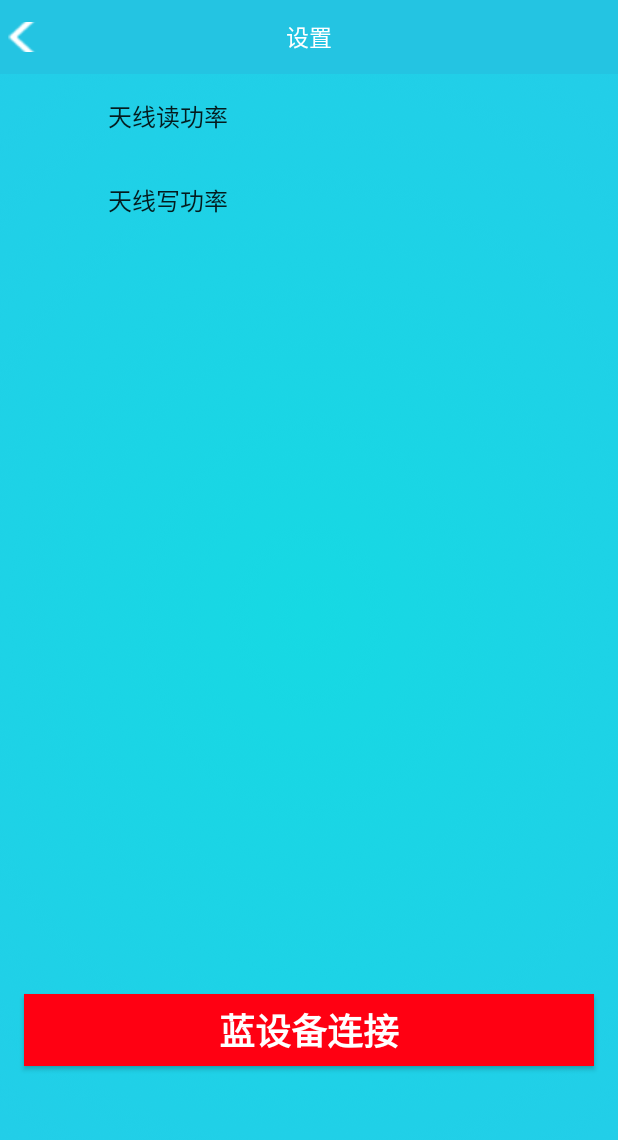
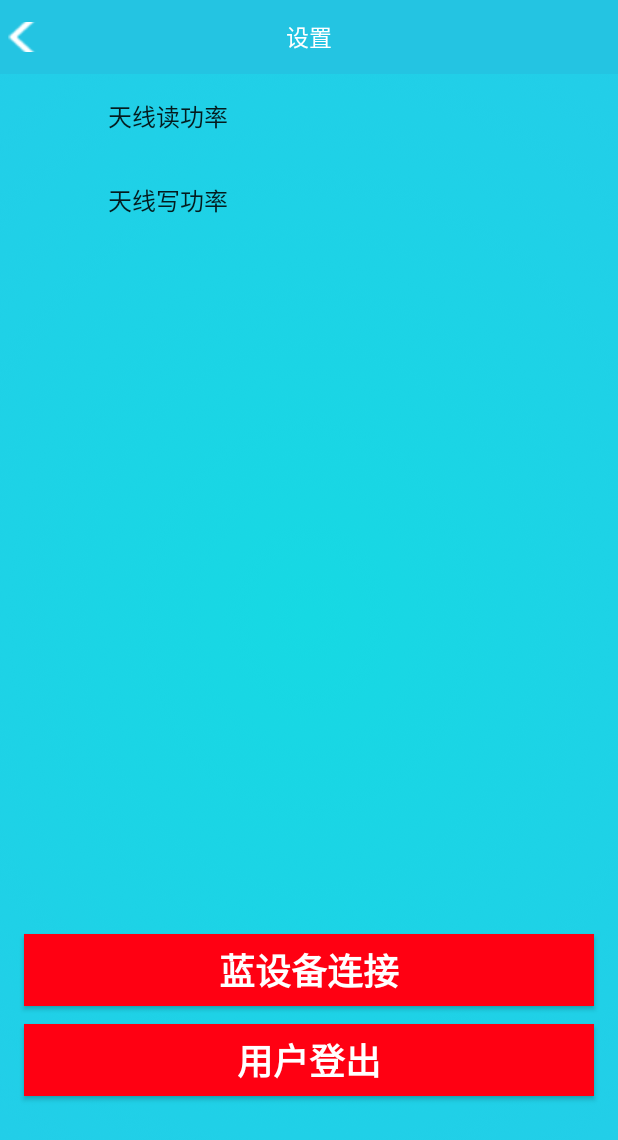
Before and after one commit to epoluodi/RFIDEMCounting, an Android app: the SettingActivity screen opened directly, with no data from a screen before it, on a phone screen of 412 x 824 dp. Shown: the top 1140 px of the screen. Run offline under Robolectric (Android 15) with nearby library versions, the phone set to English and light mode, and no system bars; our stand-ins replace ButterKnife, androidx.preference; libraries missing offline, so code that uses them is left out: com.honeywell.rfidservice; 5 statements that could not run were skipped.

Commit message:
增加用户登出  yxg

```diff
--- a/app/src/main/java/com/honeywell/android/rfidemcounting/MainActivity.java
+++ b/app/src/main/java/com/honeywell/android/rfidemcounting/MainActivity.java
@@ -121,7 +121,7 @@ public class MainActivity extends BaseActivity {
                         break;
                     case 3:
                         Intent intent1 = new Intent(MainActivity.this, SettingActivity.class);
-                        startActivity(intent1);
+                        startActivityForResult(intent1,1);
                         CommonUtil.openNewActivityAnim(MainActivity.this, false);
                         break;
                     case 1:
@@ -207,6 +207,12 @@ public class MainActivity extends BaseActivity {
                 // String path =list.get(0);
                 new importFile().execute(list);
             }
+        }else if (resultCode ==1)
+        {
+            //退出登录
+            Intent intent=new Intent(MainActivity.this,LoginActivity.class);
+            startActivity(intent);
+            finish();
         }
     }
 }
--- a/app/src/main/java/com/honeywell/android/rfidemcounting/SettingActivity.java
+++ b/app/src/main/java/com/honeywell/android/rfidemcounting/SettingActivity.java
@@ -28,6 +28,10 @@ public class SettingActivity extends BaseActivity{
 
     @BindView(R.id.btBtn)
     public Button btBtn;
+
+    @BindView(R.id.btBtnExit)
+    public Button btnExit;
+
 //    @BindView(R.id.comBtn)
 //    public Button comBtn;
     private RfidManager mRfidMgr;
@@ -57,6 +61,14 @@ public class SettingActivity extends BaseActivity{
             btBtn.setVisibility(View.INVISIBLE);
         }
 
+        btnExit.setOnClickListener(new View.OnClickListener() {
+            @Override
+            public void onClick(View v) {
+                setResult(1);
+                finish();
+
+            }
+        });
     }
 
     @Override
--- a/app/src/main/res/layout/activity_setting.xml
+++ b/app/src/main/res/layout/activity_setting.xml
@@ -1,9 +1,10 @@
 <?xml version="1.0" encoding="utf-8"?>
 <LinearLayout xmlns:android="http://schemas.android.com/apk/res/android"
-    android:orientation="vertical"
     android:layout_width="match_parent"
+    android:layout_height="match_parent"
     android:background="@mipmap/backimg"
-    android:layout_height="match_parent">
+    android:orientation="vertical">
+
     <include layout="@layout/app_title" />
 
     <RelativeLayout
@@ -16,21 +17,36 @@
             android:layout_width="match_parent"
             android:layout_height="wrap_content" />
 
+
         <Button
             android:id="@+id/btBtn"
+            android:layout_width="match_parent"
+            android:layout_height="wrap_content"
+            android:layout_above="@+id/btBtnExit"
             android:layout_marginLeft="16dp"
             android:layout_marginRight="16dp"
-            android:layout_width="match_parent"
-            android:layout_height="wrap_content"
-            android:layout_alignParentBottom="true"
-            android:layout_marginBottom="113dp"
+            android:layout_marginBottom="12dp"
+
             android:background="@drawable/btn0_ripple"
             android:text="蓝设备连接"
             android:textColor="@color/white"
             android:textSize="24sp"
             android:textStyle="bold" />
 
+        <Button
+            android:id="@+id/btBtnExit"
+            android:layout_width="match_parent"
 
+            android:layout_height="wrap_content"
+            android:layout_alignParentBottom="true"
+            android:layout_marginLeft="16dp"
+            android:layout_marginRight="16dp"
+            android:layout_marginBottom="93dp"
+            android:background="@drawable/btn0_ripple"
+            android:text="用户登出"
+            android:textColor="@color/white"
+            android:textSize="24sp"
+            android:textStyle="bold" />
 
     </RelativeLayout>
 
```
